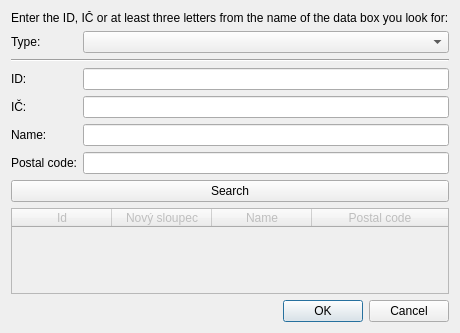
First picture: the form in src/gui/ui/dlg_ds_search.ui, repository psakar/datovka, before the edit.
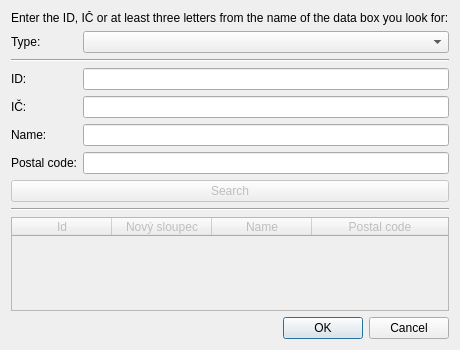
Second picture: the form after the edit. Icons and pictures are not drawn.

Commit message: Added databox search dialog functionality

The edit to the form file:
```diff
--- a/src/gui/ui/dlg_ds_search.ui
+++ b/src/gui/ui/dlg_ds_search.ui
@@ -7,7 +7,7 @@
     <x>0</x>
     <y>0</y>
     <width>425</width>
-    <height>333</height>
+    <height>350</height>
    </rect>
   </property>
   <property name="windowTitle">
@@ -90,14 +90,24 @@
     </layout>
    </item>
    <item>
-    <widget class="QPushButton" name="pushButton">
+    <widget class="QPushButton" name="searchPushButton">
+     <property name="enabled">
+      <bool>false</bool>
+     </property>
      <property name="text">
       <string>Search</string>
      </property>
     </widget>
    </item>
    <item>
-    <widget class="QTableWidget" name="tableWidget">
+    <widget class="Line" name="line_2">
+     <property name="orientation">
+      <enum>Qt::Horizontal</enum>
+     </property>
+    </widget>
+   </item>
+   <item>
+    <widget class="QTableWidget" name="resultsTableWidget">
      <property name="enabled">
       <bool>false</bool>
      </property>
```
Left out of the diff: 14 changed lines with no effect on the pictures. The commit also changes 4 other files.
